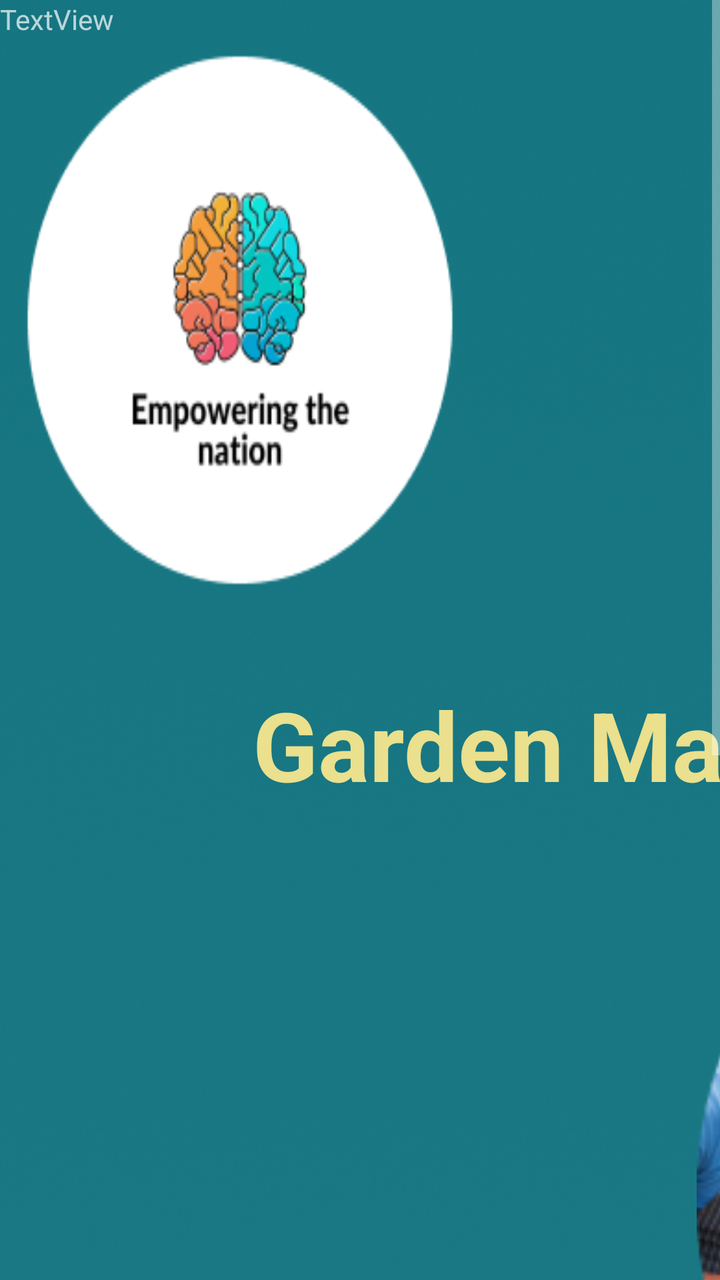
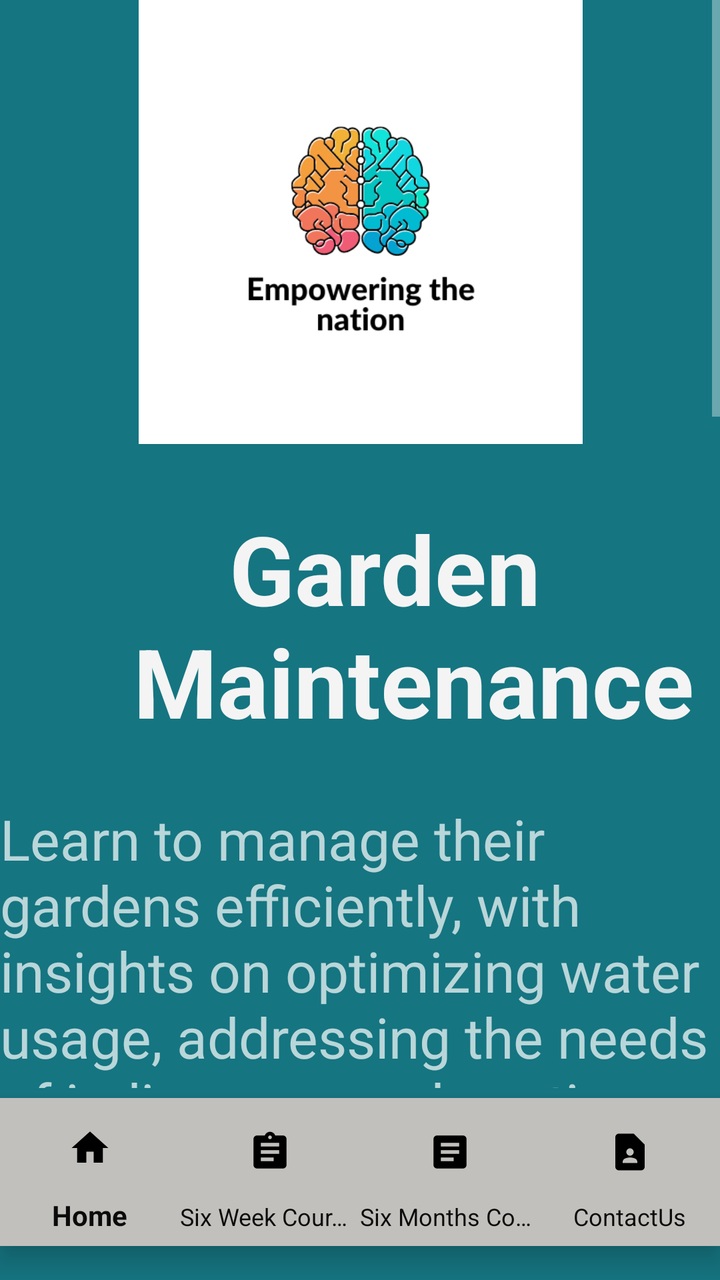

Screens rendered from an Android XML layout before and after an edit, with the pre-edit source and the edit as a unified diff.
<!-- AndroidManifest.xml: application theme Theme.AppCompat -->
<!-- res/layout/activity_garden_maintenance.xml -->
<?xml version="1.0" encoding="utf-8"?>
<ScrollView xmlns:android="http://schemas.android.com/apk/res/android"
    xmlns:app="http://schemas.android.com/apk/res-auto"
    xmlns:tools="http://schemas.android.com/tools"
    android:id="@+id/scrollView2"
    android:layout_width="match_parent"
    android:layout_height="match_parent"
    android:background="#97E4E9"
    android:fillViewport="true"
    app:layout_constraintBottom_toBottomOf="parent"
    app:layout_constraintEnd_toEndOf="parent"
    app:layout_constraintHorizontal_bias="0.0"
    app:layout_constraintStart_toStartOf="parent"
    app:layout_constraintTop_toTopOf="parent"
    app:layout_constraintVertical_bias="1.0">
    <RelativeLayout
        android:layout_width="match_parent"
        android:layout_height="match_parent"
        android:background="#FFFFFF"
        tools:context=".GardenMaintenance">


        <FrameLayout
            android:id="@+id/container"
            android:layout_width="match_parent"
            android:layout_height="match_parent"
            android:background="@drawable/background">


            <TextView
                android:id="@+id/textViewGarden"
                android:layout_width="676dp"
                android:layout_height="114dp"
                android:layout_marginTop="340dp"
                android:text="  Garden Maintenance"
                android:textAlignment="center"
                android:textColor="#EAE08D"
                android:textSize="48sp"
                android:textStyle="bold" />


            <ImageView
                android:id="@+id/imageViewInstructor"
                android:layout_width="302dp"
                android:layout_height="298dp"
                android:layout_marginLeft="300dp"
                android:layout_marginTop="450dp"
                app:srcCompat="@drawable/thabiso" />

            <Button
                android:id="@+id/button10"
                android:layout_width="217dp"
                android:layout_height="125dp"
                android:layout_marginLeft="250dp"
                android:layout_marginTop="960dp"
                android:text="Book Now!"
                android:textColor="#4CAF50"
                android:textSize="28sp" />

            <TextView
                android:id="@+id/textView8"
                android:layout_width="wrap_content"
                android:layout_height="wrap_content"
                android:text="TextView" />


        </FrameLayout>

        <com.google.android.material.bottomnavigation.BottomNavigationView
            android:id="@+id/bottomNav"
            android:layout_width="match_parent"
            android:layout_height="74dp"
            android:layout_alignParentBottom="true"
            android:layout_marginBottom="17dp"
            android:background="#c2c0bc"
            android:scrollIndicators="left"
            app:itemIconSize="38dp"
            app:itemIconTint="@color/black"
            app:itemTextColor="#0C0B0B"
            app:labelVisibilityMode="labeled"
            app:layout_constraintBottom_toBottomOf="parent"
            app:layout_constraintEnd_toEndOf="parent"
            app:layout_constraintHorizontal_bias="0.5"
            app:layout_constraintStart_toStartOf="parent"
            app:menu="@menu/nav_menu" />
    </RelativeLayout>

</ScrollView>
<!-- resources referenced by this layout -->
<resources>
  <color name="black">#FF000000</color>
  <!-- drawable background: png bitmap (drawable, 197816 bytes) -->
  <!-- drawable thabiso: png bitmap (drawable, 65597 bytes) -->
</resources>

<!-- the commit's change to res/layout/activity_garden_maintenance.xml (unified diff, before → after) -->
@@ -1,88 +1,212 @@
 <?xml version="1.0" encoding="utf-8"?>
-<ScrollView xmlns:android="http://schemas.android.com/apk/res/android"
+<RelativeLayout xmlns:android="http://schemas.android.com/apk/res/android"
     xmlns:app="http://schemas.android.com/apk/res-auto"
     xmlns:tools="http://schemas.android.com/tools"
-    android:id="@+id/scrollView2"
     android:layout_width="match_parent"
     android:layout_height="match_parent"
-    android:background="#97E4E9"
-    android:fillViewport="true"
-    app:layout_constraintBottom_toBottomOf="parent"
-    app:layout_constraintEnd_toEndOf="parent"
-    app:layout_constraintHorizontal_bias="0.0"
-    app:layout_constraintStart_toStartOf="parent"
-    app:layout_constraintTop_toTopOf="parent"
-    app:layout_constraintVertical_bias="1.0">
-    <RelativeLayout
+    android:background="#157581"
+    tools:context=".GardenMaintenance">
+
+
+    <ScrollView
+        android:id="@+id/scrollView2"
         android:layout_width="match_parent"
-        android:layout_height="match_parent"
-        android:background="#FFFFFF"
-        tools:context=".GardenMaintenance">
-
+        android:layout_height="wrap_content"
+        android:layout_above="@+id/bottomNav"
+        android:layout_marginBottom="5dp"
+        android:background="#97E4E9"
+        android:fillViewport="true"
+        app:layout_constraintBottom_toBottomOf="parent"
+        app:layout_constraintEnd_toEndOf="parent"
+        app:layout_constraintHorizontal_bias="0.0"
+        app:layout_constraintStart_toStartOf="parent"
+        app:layout_constraintTop_toTopOf="parent"
+        app:layout_constraintVertical_bias="1.0">
 
         <FrameLayout
             android:id="@+id/container"
             android:layout_width="match_parent"
             android:layout_height="match_parent"
-            android:background="@drawable/background">
-
-
-            <TextView
-                android:id="@+id/textViewGarden"
-                android:layout_width="676dp"
-                android:layout_height="114dp"
-                android:layout_marginTop="340dp"
-                android:text="  Garden Maintenance"
-                android:textAlignment="center"
-                android:textColor="#EAE08D"
-                android:textSize="48sp"
-                android:textStyle="bold" />
+            android:background="#157581">
 
 
             <ImageView
-                android:id="@+id/imageViewInstructor"
-                android:layout_width="302dp"
-                android:layout_height="298dp"
-                android:layout_marginLeft="300dp"
-                android:layout_marginTop="450dp"
-                app:srcCompat="@drawable/thabiso" />
-
-            <Button
-                android:id="@+id/button10"
-                android:layout_width="217dp"
-                android:layout_height="125dp"
-                android:layout_marginLeft="250dp"
-                android:layout_marginTop="960dp"
-                android:text="Book Now!"
-                android:textColor="#4CAF50"
-                android:textSize="28sp" />
-
-            <TextView
-                android:id="@+id/textView8"
-                android:layout_width="wrap_content"
-                android:layout_height="wrap_content"
-                android:text="TextView" />
+                android:id="@+id/imageViewL3"
+                android:layout_width="match_parent"
+                android:layout_height="199dp"
+                android:layout_gravity="top"
+                android:background="#FFFFFF"
+                android:contentDescription="TODO"
+                app:srcCompat="@drawable/thumbnail_img_7280" />
+
+            <androidx.constraintlayout.widget.ConstraintLayout
+                android:layout_width="match_parent"
+                android:layout_height="1420dp"
+                android:background="#157581"
+                tools:context=".GardenMaintenance">
+
+
+                <TextView
+                    android:id="@+id/textViewWeeks"
+                    android:layout_width="382dp"
+                    android:layout_height="127dp"
+                    android:background="#157581"
+                    android:text="          Garden \n      Maintenance"
+                    android:textColor="#F4F4F4"
+                    android:textSize="48sp"
+                    android:textStyle="bold"
+                    app:layout_constraintBottom_toBottomOf="parent"
+                    app:layout_constraintEnd_toEndOf="parent"
+                    app:layout_constraintHorizontal_bias="0.271"
+                    app:layout_constraintStart_toStartOf="parent"
+                    app:layout_constraintTop_toTopOf="parent"
+                    app:layout_constraintVertical_bias="0.195" />
+
+                <ImageView
+                    android:id="@+id/imageView"
+                    android:layout_width="420dp"
+                    android:layout_height="222dp"
+                    app:layout_constraintEnd_toEndOf="parent"
+                    app:layout_constraintStart_toStartOf="parent"
+                    app:layout_constraintTop_toTopOf="parent"
+                    app:srcCompat="@drawable/thumbnail_img_7280" />
+
+
+                <androidx.cardview.widget.CardView
+                    android:id="@+id/cardView7"
+                    android:layout_width="333dp"
+                    android:layout_height="165dp"
+                    app:cardCornerRadius="15dp"
+                    app:cardPreventCornerOverlap="true"
+                    app:layout_constraintBottom_toBottomOf="parent"
+                    app:layout_constraintEnd_toEndOf="parent"
+                    app:layout_constraintHorizontal_bias="0.627"
+                    app:layout_constraintStart_toStartOf="parent"
+                    app:layout_constraintTop_toTopOf="parent"
+                    app:layout_constraintVertical_bias="0.607">
+
+                    <RelativeLayout
+                        android:id="@+id/relativeLayout7"
+                        android:layout_width="match_parent"
+                        android:layout_height="match_parent"
+                        android:background="@drawable/grasient_drawable"
+                        android:minHeight="100dp"
+                        android:padding="10dp"
+                        app:layout_constraintEnd_toEndOf="@+id/cardView2"
+                        app:layout_constraintStart_toStartOf="@+id/cardView2"
+                        app:layout_constraintTop_toTopOf="@+id/cardView">
+
+                        <TextView
+                            android:id="@+id/textViewSub1Title7"
+                            android:layout_width="266dp"
+                            android:layout_height="wrap_content"
+                            android:layout_alignParentStart="true"
+                            android:layout_alignParentEnd="true"
+                            android:layout_marginStart="5dp"
+                            android:layout_marginEnd="52dp"
+                            android:text="Head Instructor"
+                            android:textColor="#F6F4F4"
+                            android:textSize="34sp"
+                            android:textStyle="bold" />
+
+                        <TextView
+                            android:layout_width="150dp"
+                            android:layout_height="99dp"
+                            android:layout_below="@id/textViewSub1Title7"
+                            android:layout_alignParentStart="true"
+                            android:layout_alignParentEnd="true"
+                            android:layout_alignParentBottom="true"
+                            android:layout_marginStart="8dp"
+                            android:layout_marginTop="0dp"
+                            android:layout_marginEnd="160dp"
+                            android:layout_marginBottom="0dp"
+                            android:text="David Smalls"
+                            android:textColor="#FFFFFF"
+                            android:textSize="28sp" />
+
+                        <Button
+                            android:id="@+id/button4"
+                            android:layout_width="118dp"
+                            android:layout_height="105dp"
+                            android:layout_alignParentTop="true"
+                            android:layout_alignParentEnd="true"
+                            android:layout_alignParentBottom="true"
+                            android:layout_marginTop="50dp"
+                            android:layout_marginEnd="30dp"
+                            android:layout_marginBottom="0dp"
+                            android:background="@drawable/david_smalls_g2_"
+                            android:textColor="#090909"
+                            android:textSize="24sp" />
+
+
+                    </RelativeLayout>
+
+
+                </androidx.cardview.widget.CardView>
+
+
+                <TextView
+                    android:id="@+id/textView7"
+                    android:layout_width="361dp"
+                    android:layout_height="319dp"
+                    android:text="Learn to manage their gardens efficiently, with insights on optimizing water usage, addressing the needs of indigenous and exotic plants.\n Fees: \n R750"
+                    android:textSize="28sp"
+                    app:layout_constraintBottom_toBottomOf="parent"
+                    app:layout_constraintEnd_toEndOf="parent"
+                    app:layout_constraintHorizontal_bias="0.489"
+                    app:layout_constraintStart_toStartOf="parent"
+                    app:layout_constraintTop_toTopOf="parent"
+                    app:layout_constraintVertical_bias="0.364" />
+
+
+                <Button
+                    android:id="@+id/buttonCheck"
+                    android:layout_width="219dp"
+                    android:layout_height="98dp"
+                    android:background="@drawable/grasient_drawable"
+                    android:drawableRight="@drawable/ic_checkout_foreground"
+                    android:text="Book Now!"
+                    android:textColor="#4CAF50"
+                    android:textSize="24sp"
+                    app:layout_constraintBottom_toBottomOf="parent"
+                    app:layout_constraintEnd_toEndOf="parent"
+                    app:layout_constraintStart_toStartOf="parent"
+                    app:layout_constraintTop_toTopOf="parent"
+                    app:layout_constraintVertical_bias="0.982" />
+
+                <ImageView
+                    android:id="@+id/imageView6"
+                    android:layout_width="wrap_content"
+                    android:layout_height="wrap_content"
+                    app:layout_constraintBottom_toTopOf="@+id/buttonCheck"
+                    app:layout_constraintEnd_toEndOf="parent"
+                    app:layout_constraintStart_toStartOf="parent"
+                    app:layout_constraintTop_toBottomOf="@+id/cardView7"
+                    app:srcCompat="@drawable/gardenmaintenance"
+                    tools:ignore="MissingConstraints" />
+
+
+            </androidx.constraintlayout.widget.ConstraintLayout>
 
 
         </FrameLayout>
-
-        <com.google.android.material.bottomnavigation.BottomNavigationView
-            android:id="@+id/bottomNav"
-            android:layout_width="match_parent"
-            android:layout_height="74dp"
-            android:layout_alignParentBottom="true"
-            android:layout_marginBottom="17dp"
-            android:background="#c2c0bc"
-            android:scrollIndicators="left"
-            app:itemIconSize="38dp"
-            app:itemIconTint="@color/black"
-            app:itemTextColor="#0C0B0B"
-            app:labelVisibilityMode="labeled"
-            app:layout_constraintBottom_toBottomOf="parent"
-            app:layout_constraintEnd_toEndOf="parent"
-            app:layout_constraintHorizontal_bias="0.5"
-            app:layout_constraintStart_toStartOf="parent"
-            app:menu="@menu/nav_menu" />
-    </RelativeLayout>
-
-</ScrollView>
+    </ScrollView>
+
+    <com.google.android.material.bottomnavigation.BottomNavigationView
+        android:id="@+id/bottomNav"
+        android:layout_width="match_parent"
+        android:layout_height="74dp"
+        android:layout_alignParentBottom="true"
+        android:layout_marginBottom="17dp"
+        android:background="#c2c0bc"
+        android:scrollIndicators="left"
+        app:itemIconSize="38dp"
+        app:itemIconTint="@color/black"
+        app:itemTextColor="#0C0B0B"
+        app:labelVisibilityMode="labeled"
+        app:layout_constraintBottom_toBottomOf="parent"
+        app:layout_constraintEnd_toEndOf="parent"
+        app:layout_constraintHorizontal_bias="0.5"
+        app:layout_constraintStart_toStartOf="parent"
+        app:menu="@menu/nav_menu" />
+</RelativeLayout>
<!-- resource entries referenced after the edit -->
@@ -1,7 +1,37 @@
 <!-- resources referenced by this layout -->
 <resources>
   <color name="black">#FF000000</color>
-  <!-- drawable background: png bitmap (drawable, 197816 bytes) -->
-  <!-- drawable thabiso: png bitmap (drawable, 65597 bytes) -->
+  <!-- drawable david_smalls_g2_: jpg bitmap (drawable, 243640 bytes) -->
+  <!-- drawable gardenmaintenance: jpg bitmap (drawable, 13075 bytes) -->
+  <!-- drawable grasient_drawable (drawable) -->
+  <?xml version="1.0" encoding="utf-8"?>
+  <shape
+      android:shape = "rectangle"
+      xmlns:android = "http://schemas.android.com/apk/res/android" >
+  
+      <gradient
+          android:startColor = "#068b86"
+          android:centerColor = "#1f728d"
+          android:endColor = "#435193"
+          android:angle = "90"
+          android:type = "linear" />
+  </shape>
+  <!-- drawable ic_checkout_foreground (drawable) -->
+  <vector xmlns:android="http://schemas.android.com/apk/res/android"
+      android:width="108dp"
+      android:height="108dp"
+      android:viewportWidth="24"
+      android:viewportHeight="24"
+      android:tint="#242424">
+    <group android:scaleX="0.58"
+        android:scaleY="0.58"
+        android:translateX="5.04"
+        android:translateY="5.04">
+      <path
+          android:fillColor="@android:color/white"
+          android:pathData="M7,18c-1.1,0 -1.99,0.9 -1.99,2S5.9,22 7,22s2,-0.9 2,-2S8.1,18 7,18zM17,18c-1.1,0 -1.99,0.9 -1.99,2s0.89,2 1.99,2s2,-0.9 2,-2S18.1,18 17,18zM8.1,13h7.45c0.75,0 1.41,-0.41 1.75,-1.03L21,4.96L19.25,4l-3.7,7H8.53L4.27,2H1v2h2l3.6,7.59l-1.35,2.44C4.52,15.37 5.48,17 7,17h12v-2H7L8.1,13zM12,2l4,4l-4,4l-1.41,-1.41L12.17,7L8,7l0,-2l4.17,0l-1.59,-1.59L12,2z"/>
+    </group>
+  </vector>
+  <!-- drawable thumbnail_img_7280: jpg bitmap (drawable, 73812 bytes) -->
 </resources>
 
